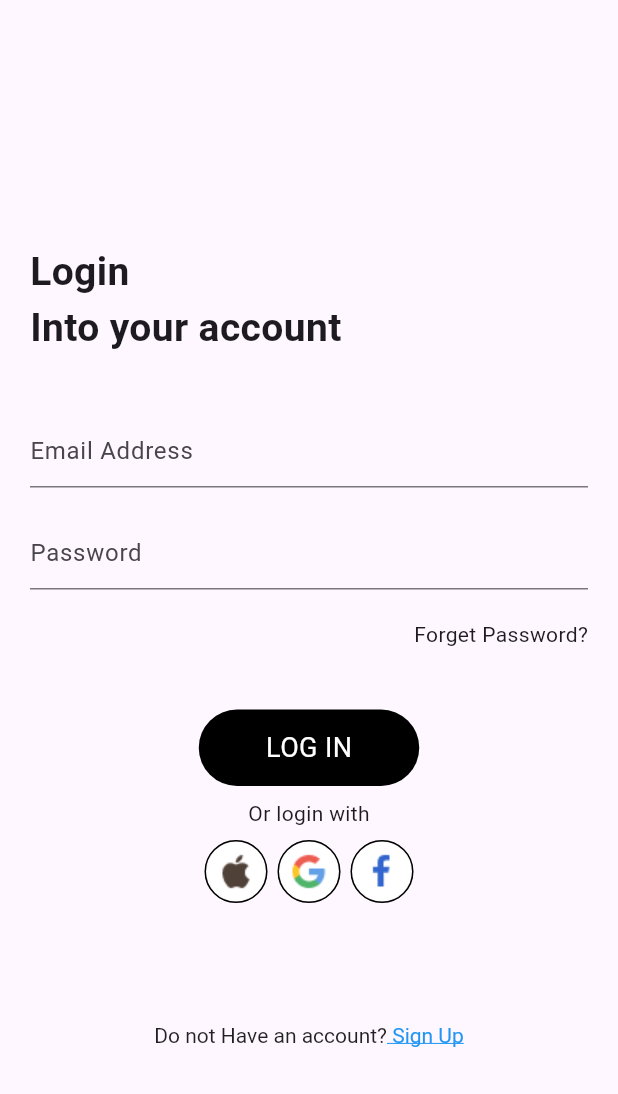
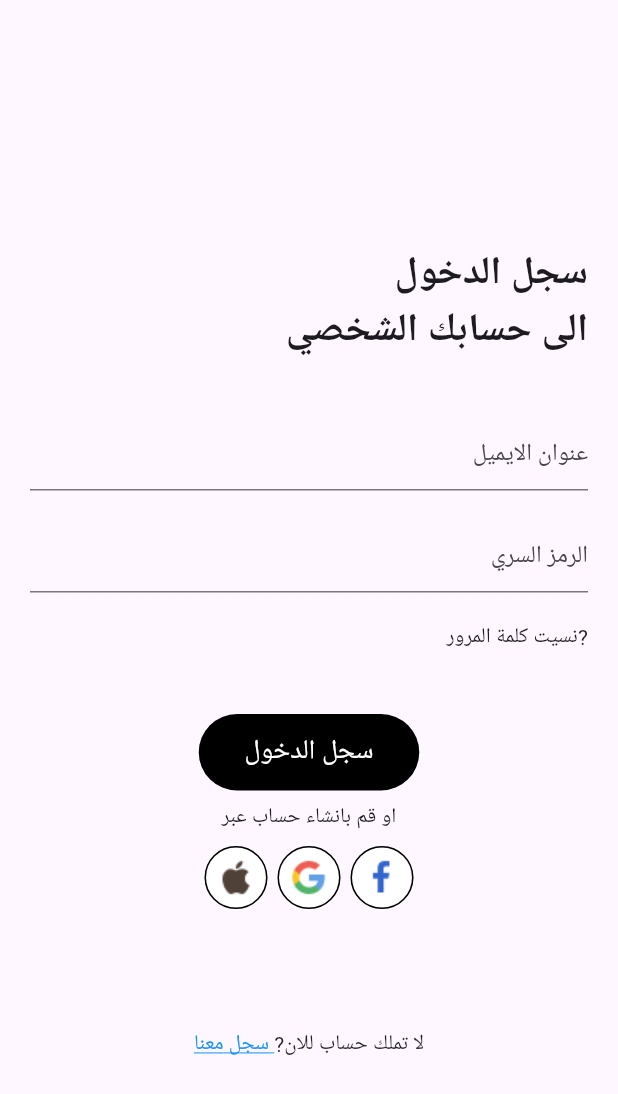
Before and after one commit to Mahfoud-Sa/rukn_store, a Flutter app: the LoginPage screen opened by its route, on a phone screen of 412 x 824 dp. Shown: the top 1094 px of the screen. Run offline on Flutter 3.47's test engine with Material 3 defaults, Android fonts, the phone set to English and light mode, and no system bars; our stand-ins replace flutter_svg, go_router, smooth_page_indicator.

Commit message:
re aligment text and language to arabic

```diff
--- a/lib/app/features/Auth/presentation/pages/login_page.dart
+++ b/lib/app/features/Auth/presentation/pages/login_page.dart
@@ -24,17 +24,17 @@ class LoginPage extends StatelessWidget {
                       onTap: () {
                         context.go('/ForgetPassword');
                       },
-                      child: const Text('Forget Password?'))),
+                      child: const Text('نسيت كلمة المرور?'))),
               const SizedBox(
                 height: 40,
               ),
               AuthButton(
                 onTap: () {},
-                text: 'LOG IN',
+                text: 'سجل الدخول',
               ),
               const Padding(
                 padding: EdgeInsets.all(8.0),
-                child: Text('Or login with'),
+                child: Text('او قم بانشاء حساب عبر'),
               ),
               _buildSocialMediaButtons(),
               const SizedBox(
@@ -45,11 +45,11 @@ class LoginPage extends StatelessWidget {
               RichText(
                   text: const TextSpan(children: [
                 TextSpan(
-                  text: 'Do not Have an account?',
+                  text: 'لا تملك حساب للان?',
                   style: TextStyle(color: Colors.black87),
                 ),
                 TextSpan(
-                  text: ' Sign Up',
+                  text: ' سجل معنا',
                   style: TextStyle(
                     color: Colors.blue,
                     decoration: TextDecoration.underline,
@@ -80,12 +80,14 @@ class LoginPage extends StatelessWidget {
   Form _buildForm() {
     return Form(
         child: Column(
+      mainAxisAlignment: MainAxisAlignment.start,
+      crossAxisAlignment: CrossAxisAlignment.end,
       children: [
-        InputFieldWidget(hintText: 'Email Address'),
+        InputFieldWidget(hintText: 'عنوان الايميل'),
         const SizedBox(
           height: 20,
         ),
-        InputFieldWidget(hintText: 'Password'),
+        InputFieldWidget(hintText: 'الرمز السري'),
         const SizedBox(
           height: 20,
         ),
@@ -100,9 +102,10 @@ class LoginPage extends StatelessWidget {
           height: 163,
         ),
         Align(
-          alignment: Alignment.bottomLeft,
+          alignment: Alignment.centerRight,
           child: Text(
-            'Login\nInto your account',
+            textAlign: TextAlign.right,
+            'سجل الدخول\nالى حسابك الشخصي',
             style: TextStyle(fontSize: 26, fontWeight: FontWeight.bold),
           ),
         ),
--- a/lib/app/features/Auth/presentation/widgets/input_field_widget.dart
+++ b/lib/app/features/Auth/presentation/widgets/input_field_widget.dart
@@ -13,6 +13,7 @@ class InputFieldWidget extends StatelessWidget {
   @override
   Widget build(BuildContext context) {
     return TextFormField(
+        textAlign: TextAlign.right,
         decoration: icon == null
             ? InputDecoration(hintText: hintText)
             : InputDecoration(hintText: hintText, prefixIcon: Icon(icon)));
--- a/lib/app/features/onbording/presentation/widgets/onbording_widget.dart
+++ b/lib/app/features/onbording/presentation/widgets/onbording_widget.dart
@@ -13,6 +13,7 @@ class OnbordingWidget extends StatelessWidget {
       decoration: BoxDecoration(
         image: DecorationImage(
           image: AssetImage(path),
+          fit: BoxFit.fill,
         ),
       ),
     );
```
Also changed, not shown: lib/app/features/onbording/presentation/pages/onbording_page.dart (+7 -7 lines), lib/app/features/onbording/presentation/pages/welcome_page.dart (+6 -5 lines), assets/images/introp2.png (added), assets/images/onbording_image (0).png, assets/images/onbording_image (1).png, assets/images/onbording_image (2).png, lib/app/features/home/presentation/pages/homepage.dart (added).
